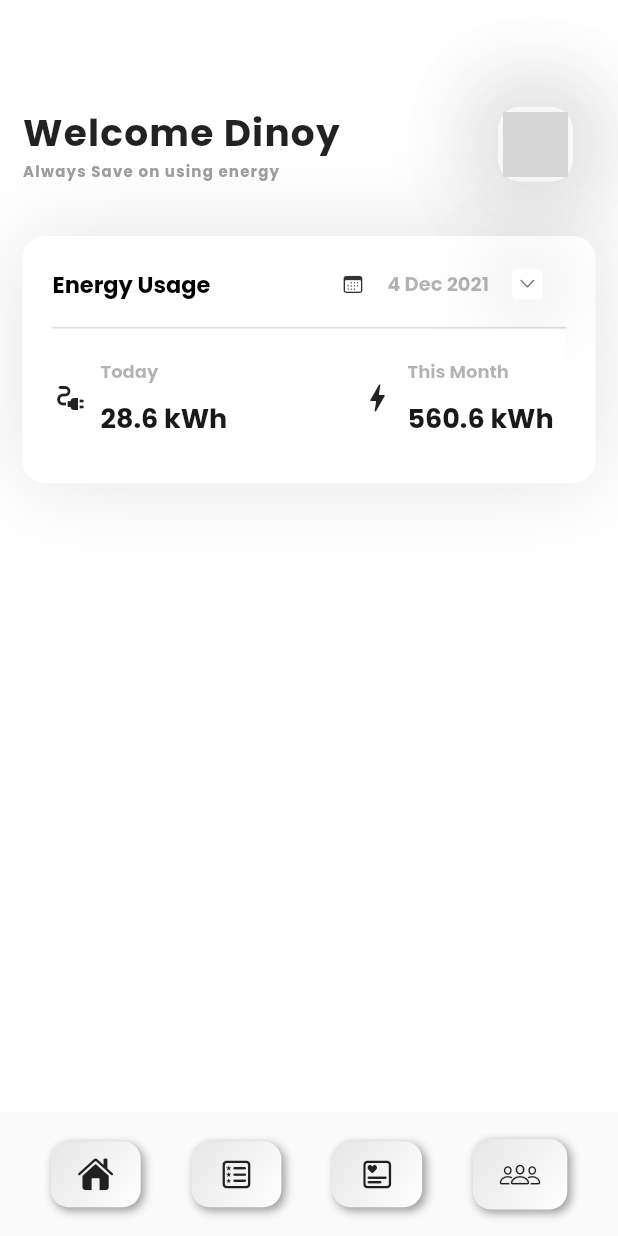
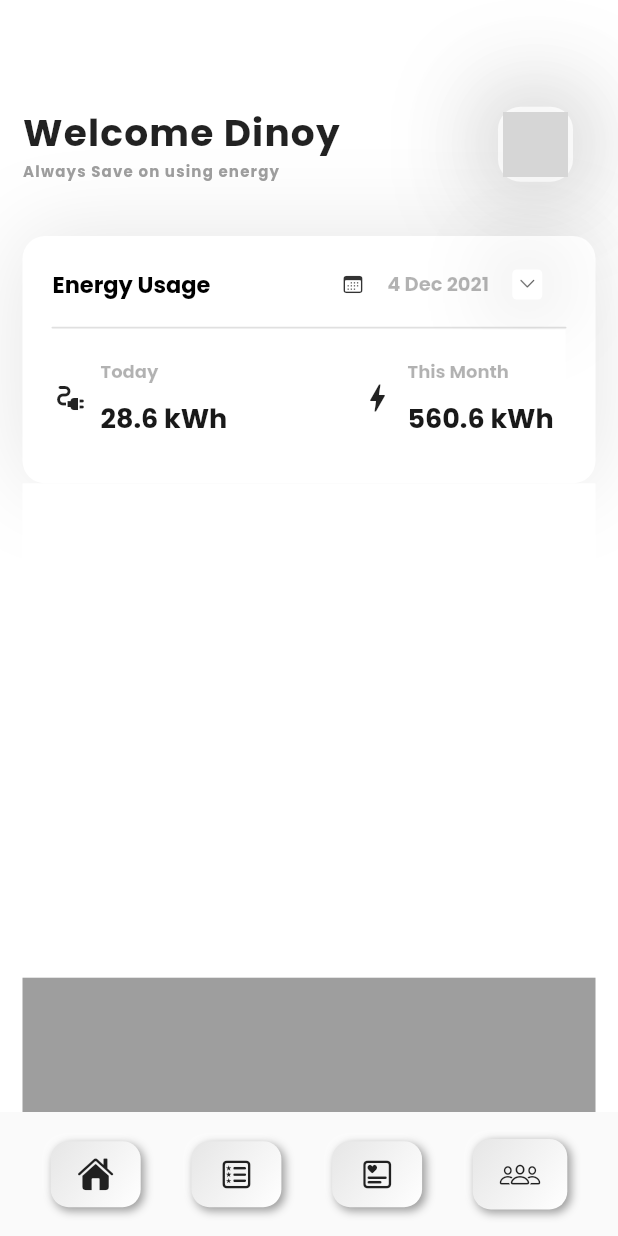
Before and after one commit to amalnathm7/Quark, a Flutter app: the screen it shows once a user with an empty profile is signed in, on a phone screen of 412 x 824 dp. Run offline on Flutter 3.47's test engine with Material 2 defaults, Android fonts, the phone set to English and light mode, and no system bars; drawn by our look-alikes of flutter_neumorphic; our stand-ins replace firebase_auth, firebase_core, google_fonts; accounts and stored records are empty; network calls fail; grey boxes are pictures that could not be loaded.

Commit message:
ui changes in home page

```diff
--- a/lib/main_screen/home_page/home.dart
+++ b/lib/main_screen/home_page/home.dart
@@ -283,11 +283,15 @@ class _HomePageState extends State<HomePage> {
               ),
 
               Container(
-
+                height: screenHeight/2.5,
+                width: screenWidth,
+                color: Colors.white,
               ),
 
               Container(
-
+                height: screenHeight/2.5,
+                width: screenWidth,
+                color: Colors.grey,
               ),
             ],
           ),
```
